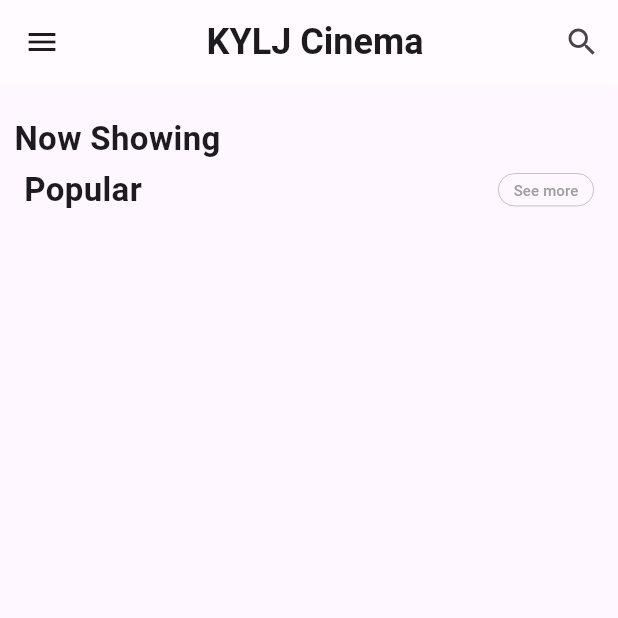
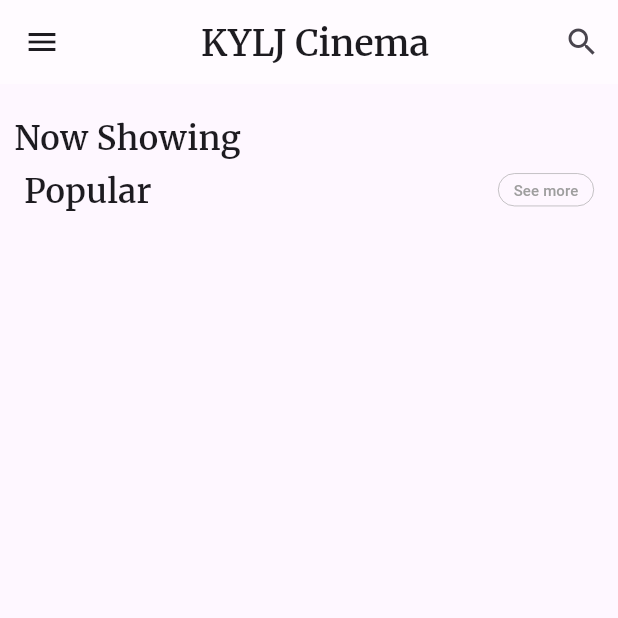
Before and after one commit to KYLJ/flutter_tmdb_app, a Flutter app: the screen it shows after launch, on a phone screen of 412 x 824 dp, the top half of it. Run offline on Flutter 3.47's test engine with Material 3 defaults, Android fonts, the phone set to English and light mode, and no system bars; our stand-ins replace freezed_annotation, go_router, google_fonts.

Commit message:
feat: apply merriweather font

```diff
--- a/lib/presentation/home/home_screen.dart
+++ b/lib/presentation/home/home_screen.dart
@@ -1,8 +1,8 @@
-import 'package:flutter/cupertino.dart';
 import 'package:flutter/material.dart';
 import 'package:flutter_tmdb_app/presentation/home/component/now_playing_movie.dart';
 import 'package:flutter_tmdb_app/presentation/home/component/popular_movie.dart';
 import 'package:flutter_tmdb_app/presentation/home/component/popular_movie_title.dart';
+import 'package:google_fonts/google_fonts.dart';
 
 import 'component/now_playing_movie_title.dart';
 
@@ -11,14 +11,14 @@ class HomeScreen extends StatelessWidget {
 
   @override
   Widget build(BuildContext context) {
-    return const Scaffold(
+    return Scaffold(
       body: CustomScrollView(
         slivers: <Widget>[
           SliverAppBar(
             floating: true,
             backgroundColor: Colors.white54,
-            leading: Icon(Icons.menu),
-            actions: [
+            leading: const Icon(Icons.menu),
+            actions: const [
               Padding(
                 padding: EdgeInsets.all(12.0),
                 child: Icon(Icons.search),
@@ -27,22 +27,24 @@ class HomeScreen extends StatelessWidget {
             title: Center(
               child: Text(
                 'KYLJ Cinema',
-                style: TextStyle(
-                  fontSize: 24,
-                  fontWeight: FontWeight.w600,
+                style: GoogleFonts.merriweather(
+                  textStyle: const TextStyle(
+                    fontSize: 24,
+                    fontWeight: FontWeight.w600,
+                  ),
                 ),
               ),
             ),
           ),
-          SliverToBoxAdapter(
+          const SliverToBoxAdapter(
             child: SizedBox(
               height: 25,
             ),
           ),
-          NowPlayingMovieTitle(),
-          NowPlayingMovie(),
-          PopularMovieTitle(),
-          PopularMovie(),
+          const NowPlayingMovieTitle(),
+          const NowPlayingMovie(),
+          const PopularMovieTitle(),
+          const PopularMovie(),
         ],
       ),
     );
```
Also changed, not shown: lib/presentation/home/component/now_playing_movie_title.dart (+8 -5 lines), lib/presentation/home/component/popular_movie_title.dart (+8 -4 lines).
